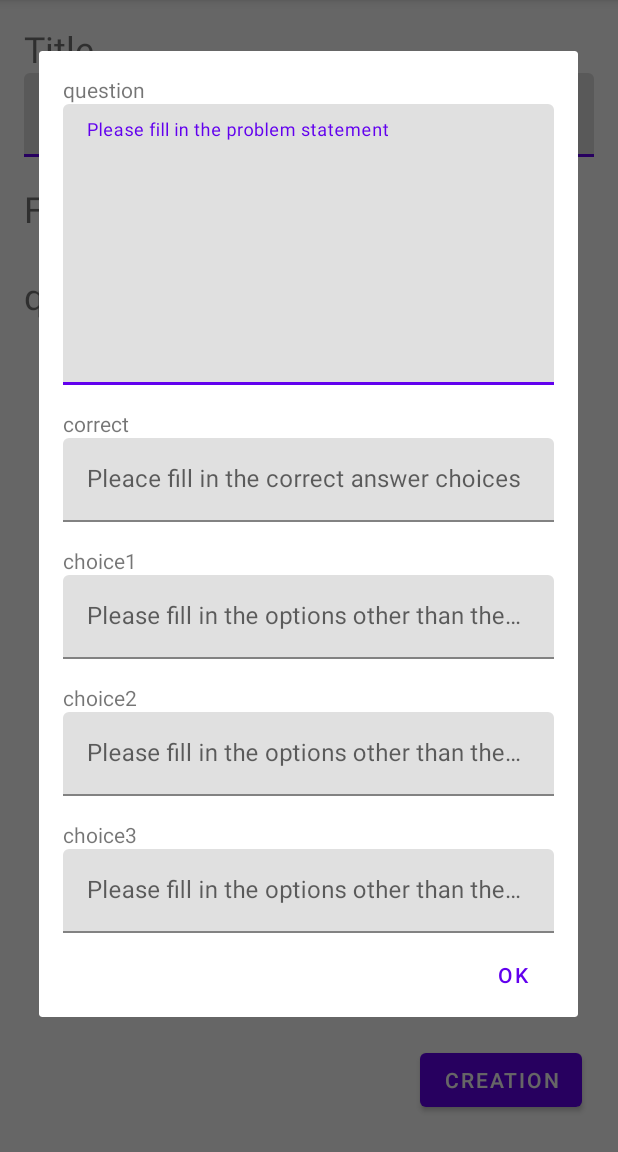
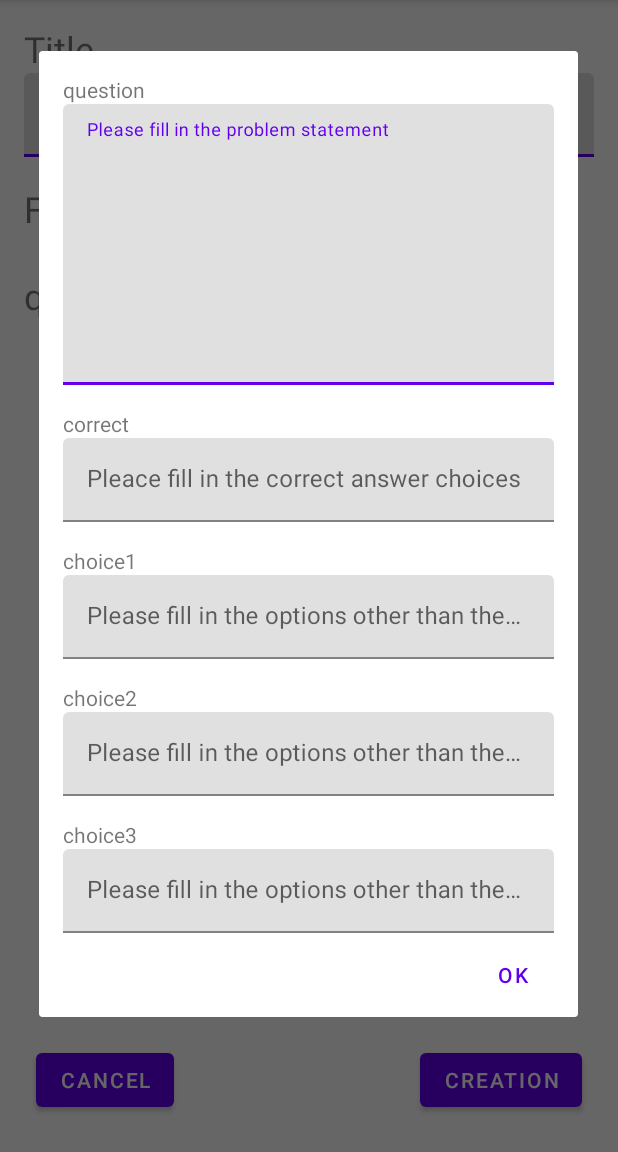
Before and after one commit to s20011/Smart_Quiz, an Android app: the EditActivity screen opened directly, with no data from a screen before it, after a tap on an icon or button, on a phone screen of 412 x 824 dp, the part 84-1236 px from its top. Run offline under Robolectric (Android 15) with nearby library versions, the phone set to English and light mode, and no system bars; our stand-ins replace Firebase (no records; nobody signed in at launch, a user with empty details on screens opened directly).

```diff
--- a/app/src/main/java/com/example/smart_quiz/ui/edit/CreateDialogFragment.kt
+++ b/app/src/main/java/com/example/smart_quiz/ui/edit/CreateDialogFragment.kt
@@ -21,7 +21,9 @@ class CreateDialogFragment:DialogFragment() {
                 dialogClickListener?.onDialogClick(createDialog)
             }
 
-        return builder.create()
+        val alertDialog = builder.create()
+        alertDialog.setCanceledOnTouchOutside(false)
+        return alertDialog
     }
 
     var dialogClickListener: OnDialogClickListener? = null
--- a/app/src/main/res/layout/activity_edit.xml
+++ b/app/src/main/res/layout/activity_edit.xml
@@ -115,4 +115,14 @@
         app:layout_constraintTop_toTopOf="@+id/textView14"
         tools:ignore="SpeakableTextPresentCheck,SpeakableTextPresentCheck,TouchTargetSizeCheck,TouchTargetSizeCheck" />
 
+    <Button
+        android:id="@+id/bt_cancel"
+        android:layout_width="wrap_content"
+        android:layout_height="wrap_content"
+        android:layout_marginStart="24dp"
+        android:layout_marginBottom="24dp"
+        android:text="@string/cancel"
+        app:layout_constraintBottom_toBottomOf="parent"
+        app:layout_constraintStart_toStartOf="parent" />
+
 </androidx.constraintlayout.widget.ConstraintLayout>
```
Also changed, not shown: app/src/main/java/com/example/smart_quiz/EditActivity.kt (+47 -0 lines).
